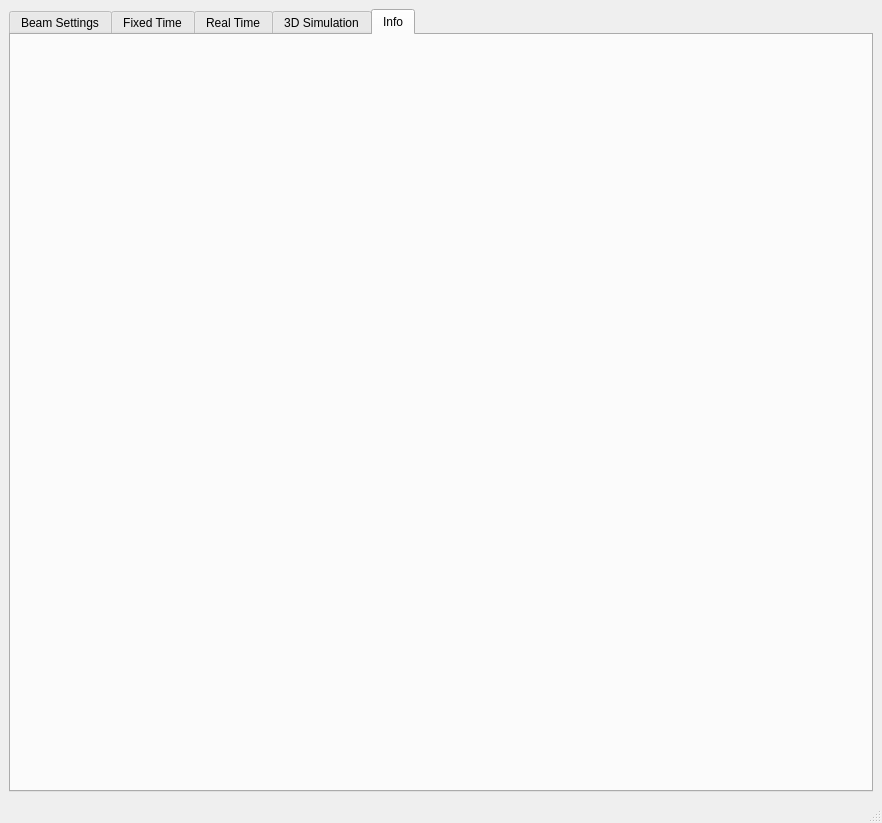
The window that forms/mainWindow2.ui (nicolecitadin/ActiveControl_Prog) describes before a commit, drawn with Qt 5.
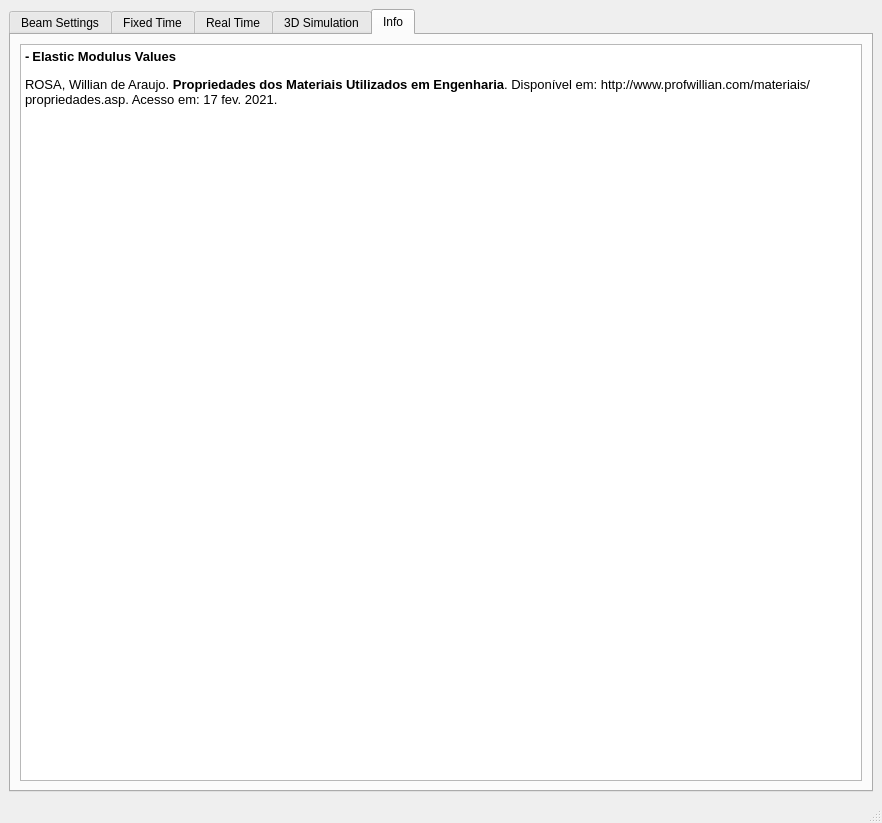
The same window after the commit. The open tabs and pages were chosen to show the change.

Patch:
```diff
--- a/forms/mainWindow2.ui
+++ b/forms/mainWindow2.ui
@@ -1150,6 +1150,21 @@
        <attribute name="title">
         <string>Info</string>
        </attribute>
+       <layout class="QVBoxLayout" name="verticalLayout_10">
+        <item>
+         <widget class="QTextBrowser" name="textBrowser">
+          <property name="html">
+           <string>&lt;!DOCTYPE HTML PUBLIC &quot;-//W3C//DTD HTML 4.0//EN&quot; &quot;http://www.w3.org/TR/REC-html40/strict.dtd&quot;&gt;
+&lt;html&gt;&lt;head&gt;&lt;meta name=&quot;qrichtext&quot; content=&quot;1&quot; /&gt;&lt;style type=&quot;text/css&quot;&gt;
+p, li { white-space: pre-wrap; }
+&lt;/style&gt;&lt;/head&gt;&lt;body style=&quot; font-family:'MS Shell Dlg 2'; font-size:8pt; font-weight:400; font-style:normal;&quot;&gt;
+&lt;p style=&quot; margin-top:0px; margin-bottom:0px; margin-left:0px; margin-right:0px; -qt-block-indent:0; text-indent:0px;&quot;&gt;&lt;span style=&quot; font-size:10pt; font-weight:600;&quot;&gt;-&lt;/span&gt; &lt;span style=&quot; font-size:10pt; font-weight:600;&quot;&gt;Elastic Modulus Values&lt;/span&gt;&lt;/p&gt;
+&lt;p style=&quot;-qt-paragraph-type:empty; margin-top:0px; margin-bottom:0px; margin-left:0px; margin-right:0px; -qt-block-indent:0; text-indent:0px;&quot;&gt;&lt;br /&gt;&lt;/p&gt;
+&lt;p style=&quot; margin-top:0px; margin-bottom:0px; margin-left:0px; margin-right:0px; -qt-block-indent:0; text-indent:0px;&quot;&gt;&lt;span style=&quot; font-size:10pt;&quot;&gt;ROSA, Willian de Araujo. &lt;/span&gt;&lt;span style=&quot; font-size:10pt; font-weight:600;&quot;&gt;Propriedades dos Materiais Utilizados em Engenharia&lt;/span&gt;&lt;span style=&quot; font-size:10pt;&quot;&gt;. Disponível em: http://www.profwillian.com/materiais/propriedades.asp. Acesso em: 17 fev. 2021.&lt;/span&gt;&lt;/p&gt;&lt;/body&gt;&lt;/html&gt;</string>
+          </property>
+         </widget>
+        </item>
+       </layout>
       </widget>
      </widget>
     </item>
```
Left out of the diff: 73 changed lines with no effect on the pictures.
